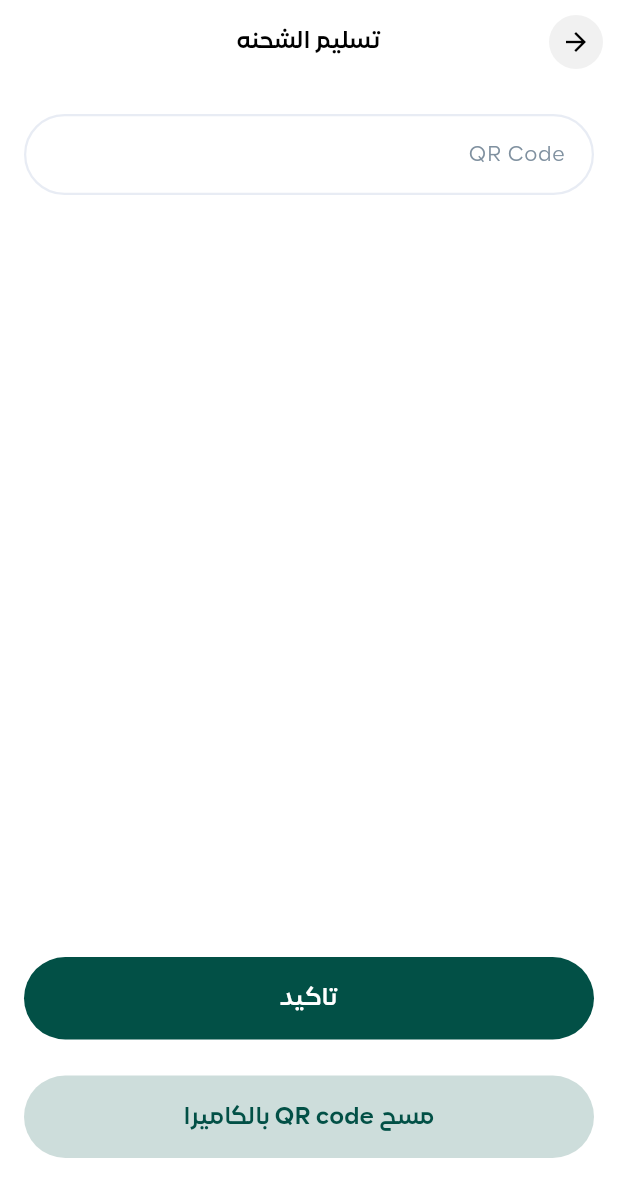
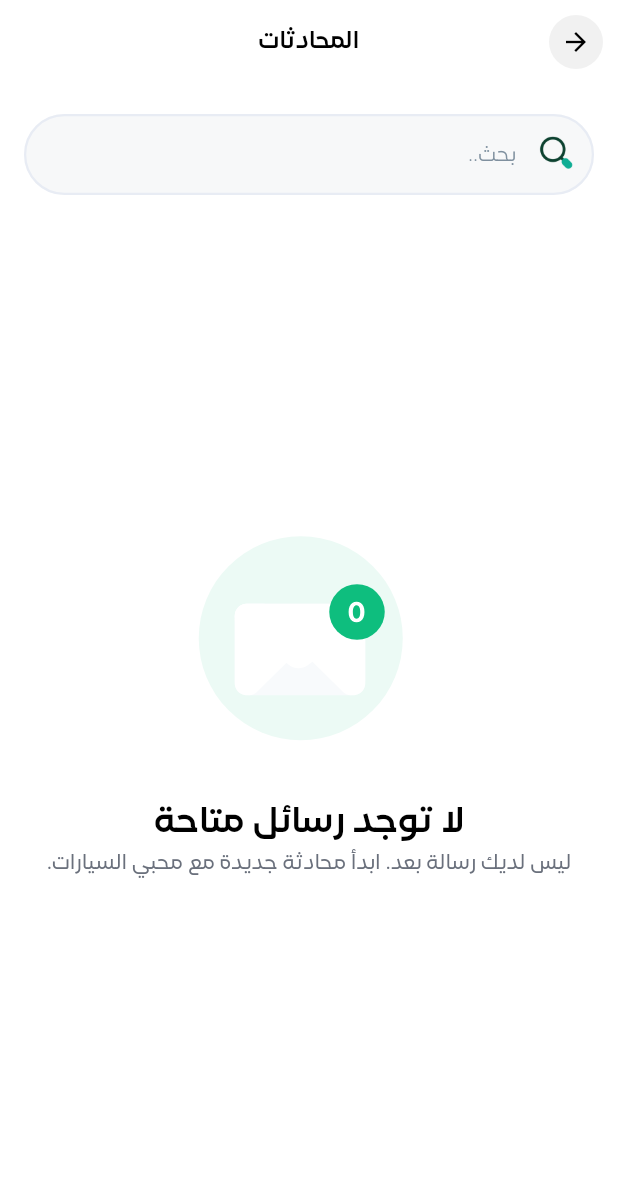
Before and after one commit to Menasa-Smart-Solution/PRJ-140_fares_app, a Flutter app: the screen it shows after launch, on a phone screen of 412 x 824 dp. Shown: the top 1197 px of the screen. Run offline on Flutter 3.47's test engine with Material 3 defaults, Android fonts, the phone set to English and light mode, and no system bars; drawn by our look-alikes of skeletonizer; our stand-ins replace animate_do, easy_localization, flutter_secure_storage, flutter_svg, pinput, responsive_framework and 1 more; project files that could hold a hidden picture were left out.

Commit message:
Add chat feature with conversations view, localization, and empty messages handling

```diff
--- a/assets/lang/ar.json
+++ b/assets/lang/ar.json
@@ -89,5 +89,10 @@
   "deliverShipment": "تسليم الشحنه",
   "confirm": "تاكيد",
   "scanQRCode": "مسح QR code بالكاميرا",
-  "deliveryFailed": "تعذر تسليم الشحنه"
+  "deliveryFailed": "تعذر تسليم الشحنه",
+  "noMessages": "لا توجد رسائل متاحة",
+  "noMessagesSubtitle": "ليس لديك رسالة بعد. ابدأ محادثة جديدة مع محبي السيارات.",
+  "conversations": "المحادثات",
+  "shipmentConversation": "محادثه شحنه رقم #{value}" ,
+  "writeYourMessage": "كتب رسالتك"
 }
--- a/lib/core/routing/app_router.dart
+++ b/lib/core/routing/app_router.dart
@@ -7,6 +7,7 @@ import 'package:fares/features/auth/presentation/views/login_view.dart';
 import 'package:fares/features/auth/presentation/views/password_changed_success_view.dart';
 import 'package:fares/features/auth/presentation/views/register_view.dart';
 import 'package:fares/features/auth/presentation/views/verification_code_view.dart';
+import 'package:fares/features/driver/chat/feature_imports.dart';
 import 'package:fares/features/driver/home/presentation/widgets/widgets.dart';
 import 'package:fares/features/driver/orders/feature_imports.dart';
 import 'package:fares/features/onboarding/presentation/views/on_boarding_view.dart';
@@ -44,6 +45,10 @@ class AppRouter {
 
       case Routes.orderQrCodeRoute:
         return _buildRoute(builder: (_) => const OrderQrCodeView());
+      case Routes.conversationRoute:
+        return _buildRoute(builder: (_) => const ConversationsView());
+      // case Routes.chatRoute:
+      //   return _buildRoute(builder: (_) => const ChatView());
 
       default:
         return null;
--- a/lib/core/routing/routes.dart
+++ b/lib/core/routing/routes.dart
@@ -15,4 +15,6 @@ class Routes {
   static const String allOrdersRoute = '/AllOrdersView';
 
   static const String orderQrCodeRoute = '/OrderQrCodeView';
+  static const String conversationRoute = '/ConversationView';
+  static const String chatRoute = '/ChatView';
 }
--- a/lib/core/utils/app_images.dart
+++ b/lib/core/utils/app_images.dart
@@ -18,6 +18,8 @@ class AppImages {
 
   static const String imagesDelivery = "assets/images/delivery.svg";
 
+  static const String imagesEmptyMessages = "assets/images/empty_messages.svg";
+
   static const String imagesInDelivery = "assets/images/in_delivery.svg";
 
   static const String imagesOnboarding = "assets/images/onboarding.jpg";
--- a/lib/fares_app.dart
+++ b/lib/fares_app.dart
@@ -23,7 +23,7 @@ class FaresApp extends StatelessWidget {
       ),
       navigatorKey: AppRouter.navigatorKey,
       onGenerateRoute: AppRouter().onGenerateRoute,
-      initialRoute: Routes.orderQrCodeRoute,
+      initialRoute: Routes.conversationRoute,
       localizationsDelegates: context.localizationDelegates,
       supportedLocales: context.supportedLocales,
       locale: context.locale,
--- /dev/null
+++ b/lib/features/driver/chat/feature_imports.dart
@@ -0,0 +1,5 @@
+import 'package:flutter/material.dart';
+import '../../../core/utils/exports.dart';
+
+part 'presentation/views/conversations_view.dart';
+part 'presentation/widgets/conversations/conversations_view_body.dart';
--- /dev/null
+++ b/lib/features/driver/chat/presentation/views/conversations_view.dart
@@ -0,0 +1,16 @@
+part of '../../feature_imports.dart';
+
+class ConversationsView extends StatelessWidget {
+  const ConversationsView({super.key});
+
+  @override
+  Widget build(BuildContext context) {
+    return Scaffold(
+      appBar: CustomAppBar(title: LocaleKeys.conversations.tr()),
+      body: const ConversationsViewBody().withPadding(
+        vertical: 20,
+        horizontal: 16,
+      ),
+    );
+  }
+}
--- /dev/null
+++ b/lib/features/driver/chat/presentation/widgets/conversations/conversations_view_body.dart
@@ -0,0 +1,45 @@
+part of '../../../feature_imports.dart';
+
+class ConversationsViewBody extends StatelessWidget {
+  const ConversationsViewBody({super.key});
+
+  @override
+  Widget build(BuildContext context) {
+    return CustomScrollView(
+      slivers: [
+        SliverToBoxAdapter(
+          child: AppTextFormField(
+            hintText: LocaleKeys.searchHint.tr(),
+            validator: (value) {},
+            prefixIcon: Padding(
+              padding: const EdgeInsets.all(10.0),
+              child: Image.asset(
+                AppImages.imagesSearchPng,
+                width: 20,
+                height: 20,
+              ),
+            ),
+          ),
+        ),
+
+        SliverFillRemaining(
+          hasScrollBody: false,
+          child: Column(
+            crossAxisAlignment: CrossAxisAlignment.center,
+            mainAxisAlignment: MainAxisAlignment.center,
+            children: [
+              SvgPicture.asset(AppImages.imagesEmptyMessages),
+              verticalSpace(20),
+              Text(LocaleKeys.noMessages.tr(), style: AppTextStyles.semiBold24),
+              Text(
+                LocaleKeys.noMessagesSubtitle.tr(),
+                textAlign: TextAlign.center,
+                style: AppTextStyles.med14.copyWith(color: AppColors.grey),
+              ),
+            ],
+          ),
+        ),
+      ],
+    );
+  }
+}
```
Also changed, not shown: lib/features/driver/chat/presentation/cubit/chat_cubit.dart (added, +8 -0 lines), lib/features/driver/chat/presentation/cubit/chat_state.dart (added, +10 -0 lines), assets/images/empty_messages.svg (added), lib/generated/codegen_loader.g.dart, lib/generated/locale_keys.g.dart.
